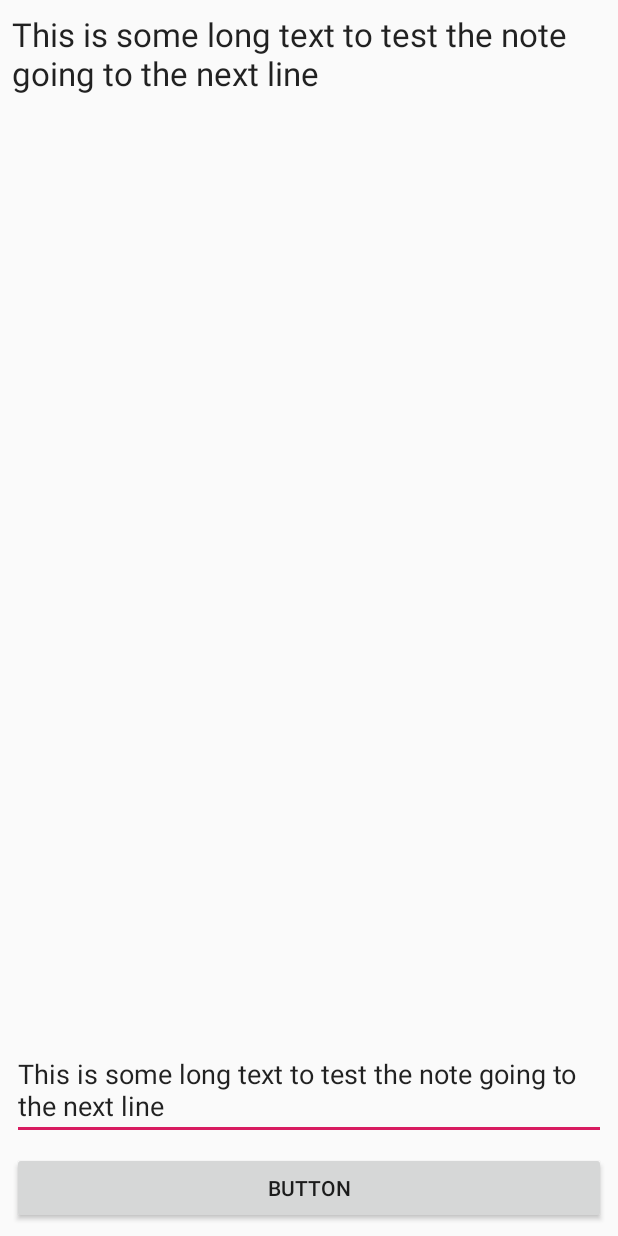
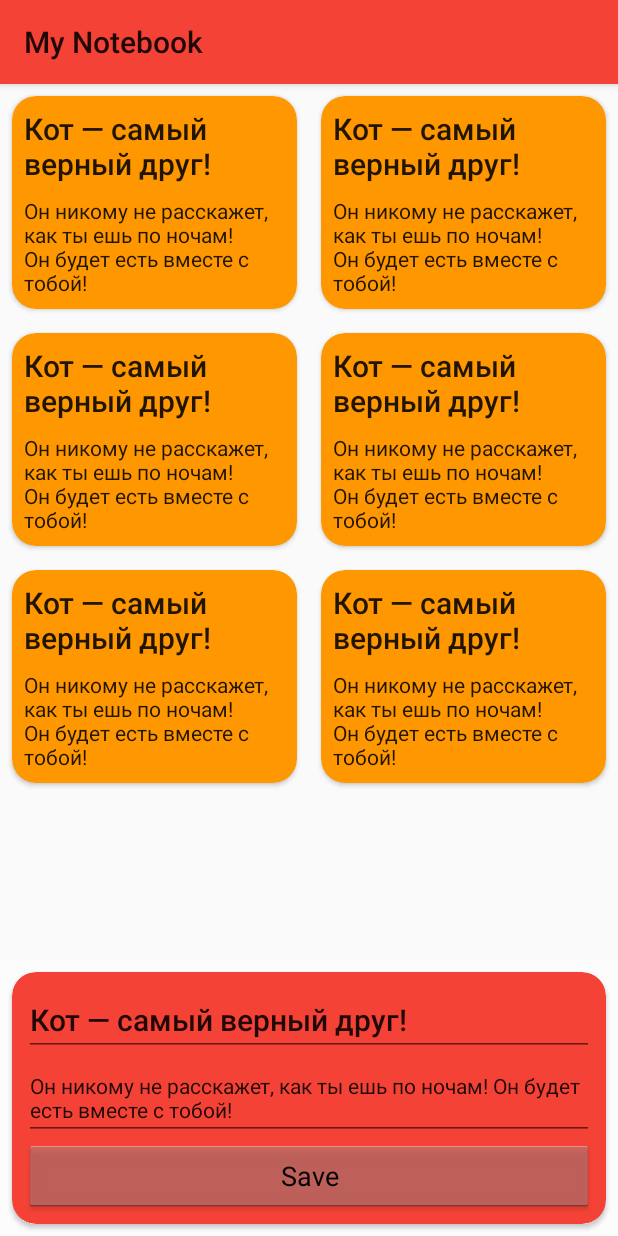
Before and after one commit to KatherineZharkova/Kotlin, an Android app: the layout activity_main.xml on its own in the app's theme, with its tools: preview values and no code run, on a phone screen of 412 x 824 dp. Run offline under Robolectric (Android 15) with nearby library versions, the phone set to English and light mode, and no system bars.

Commit message:
Lesson#2
1. Создать структуру пакетов приложения.
2. Реализовать классы доступа к данным.
3. Создать разметку главного экрана. Вынести размеры в dimens.xml, а строки в strings.xml.
4. Создать классы UI и убедиться, что все работает.
5. *В классе NotesList обойтись без блока init и метода getNotes().
6. *В методе bind() класса ViewHolder попробовать использовать функцию with(note) { } из стандартной библиотеки Kotlin.

```diff
--- a/app/src/main/res/layout/activity_main.xml
+++ b/app/src/main/res/layout/activity_main.xml
@@ -1,38 +1,87 @@
 <?xml version="1.0" encoding="utf-8"?>
-<androidx.constraintlayout.widget.ConstraintLayout xmlns:android="http://schemas.android.com/apk/res/android"
+<androidx.coordinatorlayout.widget.CoordinatorLayout
+    xmlns:android="http://schemas.android.com/apk/res/android"
     xmlns:app="http://schemas.android.com/apk/res-auto"
     xmlns:tools="http://schemas.android.com/tools"
     android:layout_width="match_parent"
     android:layout_height="match_parent"
+    android:fitsSystemWindows="true"
     tools:context=".view.MainActivity">
 
-    <TextView
-        android:id="@+id/textView"
+    <com.google.android.material.appbar.AppBarLayout
+        android:id="@+id/appbar"
         android:layout_width="match_parent"
-        android:layout_height="0dp"
-        android:layout_margin="8dp"
-        android:textAppearance="@style/TextAppearance.AppCompat.Large"
-        app:layout_constraintBottom_toTopOf="@id/editText"
-        app:layout_constraintTop_toTopOf="parent"
-        tools:text="@string/text_long_test" />
+        android:layout_height="wrap_content">
 
-    <EditText
-        android:id="@+id/editText"
+        <androidx.appcompat.widget.Toolbar
+            android:id="@+id/toolbar"
+            android:layout_width="match_parent"
+            android:layout_height="wrap_content"
+            app:layout_scrollFlags="scroll|enterAlways"
+            app:title="@string/app_name" />
+
+    </com.google.android.material.appbar.AppBarLayout>
+
+    <androidx.recyclerview.widget.RecyclerView
+        android:id="@+id/recyclerView"
+        android:layout_width="match_parent"
+        android:layout_height="match_parent"
+        app:layoutManager="androidx.recyclerview.widget.GridLayoutManager"
+        app:layout_behavior="@string/appbar_scrolling_view_behavior"
+        app:spanCount="2"
+        tools:itemCount="10"
+        tools:listitem="@layout/item_note" />
+
+    <FrameLayout
         android:layout_width="match_parent"
         android:layout_height="wrap_content"
-        android:layout_margin="8dp"
-        android:autofillHints="true"
-        android:inputType="textMultiLine"
-        app:layout_constraintBottom_toTopOf="@id/button"
-        tools:ignore="LabelFor,UnusedAttribute"
-        tools:text="@string/text_long_test" />
+        android:background="@color/colorWhiteTransparent"
+        android:layout_gravity="bottom">
 
-    <Button
-        android:id="@+id/button"
-        android:layout_width="match_parent"
-        android:layout_height="wrap_content"
-        android:layout_margin="8dp"
-        android:text="@string/button"
-        app:layout_constraintBottom_toBottomOf="parent" />
+        <androidx.cardview.widget.CardView
+            android:id="@+id/cardView"
+            android:layout_width="match_parent"
+            android:layout_height="match_parent"
+            android:layout_margin="@dimen/margin_8"
+            app:cardBackgroundColor="@color/colorPrimary"
+            app:cardCornerRadius="@dimen/corner_radius">
 
-</androidx.constraintlayout.widget.ConstraintLayout>
+            <LinearLayout
+                android:layout_width="match_parent"
+                android:layout_height="wrap_content"
+                android:layout_margin="@dimen/margin_8"
+                android:orientation="vertical">
+
+                <androidx.appcompat.widget.AppCompatEditText
+                    android:id="@+id/editTextTitle"
+                    style="@style/TextAppearance.AppCompat.Title"
+                    android:layout_width="match_parent"
+                    android:layout_height="wrap_content"
+                    android:hint="@string/edit_text_title_hint"
+                    android:inputType="text"
+                    tools:ignore="Autofill,LabelFor,UnusedAttribute"
+                    tools:text="@string/card_title" />
+
+                <androidx.appcompat.widget.AppCompatEditText
+                    android:id="@+id/editTextBody"
+                    style="@style/TextAppearance.AppCompat"
+                    android:layout_width="match_parent"
+                    android:layout_height="wrap_content"
+                    android:hint="@string/edit_text_body_hint"
+                    android:inputType="textMultiLine|textAutoCorrect"
+                    tools:text="@string/card_body"/>
+
+                <Button
+                    android:id="@+id/button"
+                    style="@android:style/Widget.Holo.Light.Button"
+                    android:layout_width="match_parent"
+                    android:layout_height="wrap_content"
+                    android:text="@string/button" />
+
+            </LinearLayout>
+
+        </androidx.cardview.widget.CardView>
+
+    </FrameLayout>
+
+</androidx.coordinatorlayout.widget.CoordinatorLayout>
--- /dev/null
+++ b/app/src/main/res/layout/item_note.xml
@@ -0,0 +1,39 @@
+<?xml version="1.0" encoding="utf-8"?>
+<androidx.cardview.widget.CardView xmlns:android="http://schemas.android.com/apk/res/android"
+    xmlns:tools="http://schemas.android.com/tools"
+    android:layout_width="match_parent"
+    android:id="@+id/cardView"
+    android:layout_height="wrap_content"
+    xmlns:app="http://schemas.android.com/apk/res-auto"
+    android:layout_marginStart="@dimen/margin_8"
+    android:layout_marginTop="@dimen/margin_8"
+    android:layout_marginEnd="@dimen/margin_8"
+    android:layout_marginBottom="@dimen/margin_8"
+    app:cardCornerRadius="@dimen/corner_radius"
+    tools:backgroundTint="@color/colorAccent"
+    >
+
+    <LinearLayout
+        android:layout_width="match_parent"
+        android:layout_height="wrap_content"
+        android:orientation="vertical">
+
+        <TextView
+            android:id="@+id/title"
+            style="@style/TextAppearance.AppCompat.Title"
+            android:layout_width="match_parent"
+            android:layout_height="wrap_content"
+            android:layout_marginStart="@dimen/margin_8"
+            android:layout_marginTop="@dimen/margin_8"
+            android:layout_marginEnd="@dimen/margin_8"
+            tools:text="@string/card_title" />
+
+        <TextView
+            android:id="@+id/body"
+            style="@style/TextAppearance.AppCompat"
+            android:layout_width="match_parent"
+            android:layout_height="wrap_content"
+            android:layout_margin="@dimen/margin_8"
+            tools:text="@string/card_body" />
+    </LinearLayout>
+</androidx.cardview.widget.CardView>
--- a/app/src/main/res/values/colors.xml
+++ b/app/src/main/res/values/colors.xml
@@ -1,6 +1,11 @@
 <?xml version="1.0" encoding="utf-8"?>
 <resources>
-    <color name="colorPrimary">#008577</color>
-    <color name="colorPrimaryDark">#00574B</color>
-    <color name="colorAccent">#D81B60</color>
+    <color name="colorPrimary">#F44336</color>
+    <color name="colorPrimaryDark">#D32F2F</color>
+    <color name="colorPrimaryLight">#FFCDD2</color>
+    <color name="colorAccent">#FF9800</color>
+    <color name="textPrimary">#212121</color>
+    <color name="textSecondary">#757575</color>
+    <color name="colorWhiteTransparent">#80FFFFFF</color>
+
 </resources>
--- /dev/null
+++ b/app/src/main/res/values/dimens.xml
@@ -0,0 +1,5 @@
+<?xml version="1.0" encoding="utf-8"?>
+<resources>
+    <dimen name="margin_8">8dp</dimen>
+    <dimen name="corner_radius">16dp</dimen>
+</resources>
--- a/app/src/main/res/values/strings.xml
+++ b/app/src/main/res/values/strings.xml
@@ -1,5 +1,12 @@
 <resources>
+
     <string name="app_name">My Notebook</string>
-    <string name="button">Button</string>
-    <string name="text_long_test">This is some long text to test the note going to the next line</string>
+    <string name="button">Save</string>
+
+    <string name="edit_text_body_hint">Type your note here…</string>
+    <string name="edit_text_title_hint">~ Note title ~</string>
+
+    <string name="card_title">Кот — самый верный друг!</string>
+    <string name="card_body">Он никому не расскажет, как ты ешь по ночам! Он будет есть вместе с тобой!</string>
+
 </resources>
--- a/app/src/main/res/values/styles.xml
+++ b/app/src/main/res/values/styles.xml
@@ -6,6 +6,9 @@
         <item name="colorPrimary">@color/colorPrimary</item>
         <item name="colorPrimaryDark">@color/colorPrimaryDark</item>
         <item name="colorAccent">@color/colorAccent</item>
+        <item name="windowActionBar">false</item>
+        <item name="windowNoTitle">true</item>
+
     </style>
 
 </resources>
```
Also changed, not shown: app/src/main/java/ru/cocovella/mynotebook/model/entities/Note.kt (+5 -22 lines), app/src/main/java/ru/cocovella/mynotebook/model/entities/NotesList.kt (+2 -14 lines), app/src/main/java/ru/cocovella/mynotebook/model/use_cases/NoteView.kt (+24 -6 lines), app/src/main/java/ru/cocovella/mynotebook/model/use_cases/NotesListView.kt (added, +18 -0 lines), app/src/main/java/ru/cocovella/mynotebook/view/MainActivity.kt (+16 -10 lines), app/src/main/java/ru/cocovella/mynotebook/viewmodel/ListAdapter.kt (added, +41 -0 lines), app/src/main/java/ru/cocovella/mynotebook/viewmodel/MainViewModel.kt (+8 -10 lines).
